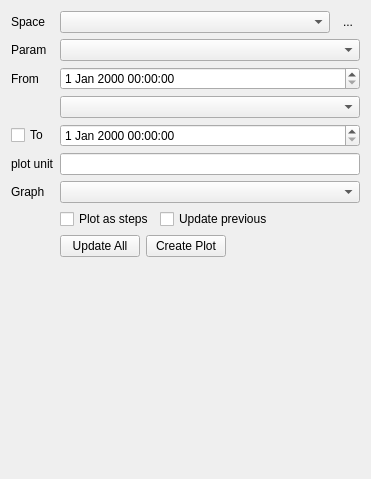
This is ui/InstrumentLoggerQueryUi.ui in MonroeQuantumNetworks/IonControl as Qt 5 draws it before an edit. The edited form follows.
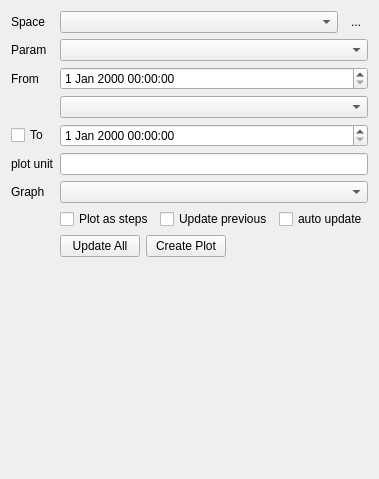
This is the edited form. Icons and pictures are not drawn.

Commit message: skeleton for updating persistent traces. The function handleNewDBData in InstrumentLoggerQueryUi gets called whenever a new value is committed to the db from the persist module (does not cover database commits from other programs). The parameter event has the attributes space, parameter, value, unit, top, bottom, timestamp. Left to do: see whether a plot in self.cache is interested in the data, if yes then add it.

Diff of the .ui file:
```diff
--- a/ui/InstrumentLoggerQueryUi.ui
+++ b/ui/InstrumentLoggerQueryUi.ui
@@ -122,6 +122,13 @@
        </property>
       </widget>
      </item>
+     <item>
+      <widget class="QCheckBox" name="checkBoxAutoUpdate">
+       <property name="text">
+        <string>auto update</string>
+       </property>
+      </widget>
+     </item>
      <item>
       <spacer name="horizontalSpacer_2">
        <property name="orientation">
```
The commit also changes 2 other files.
